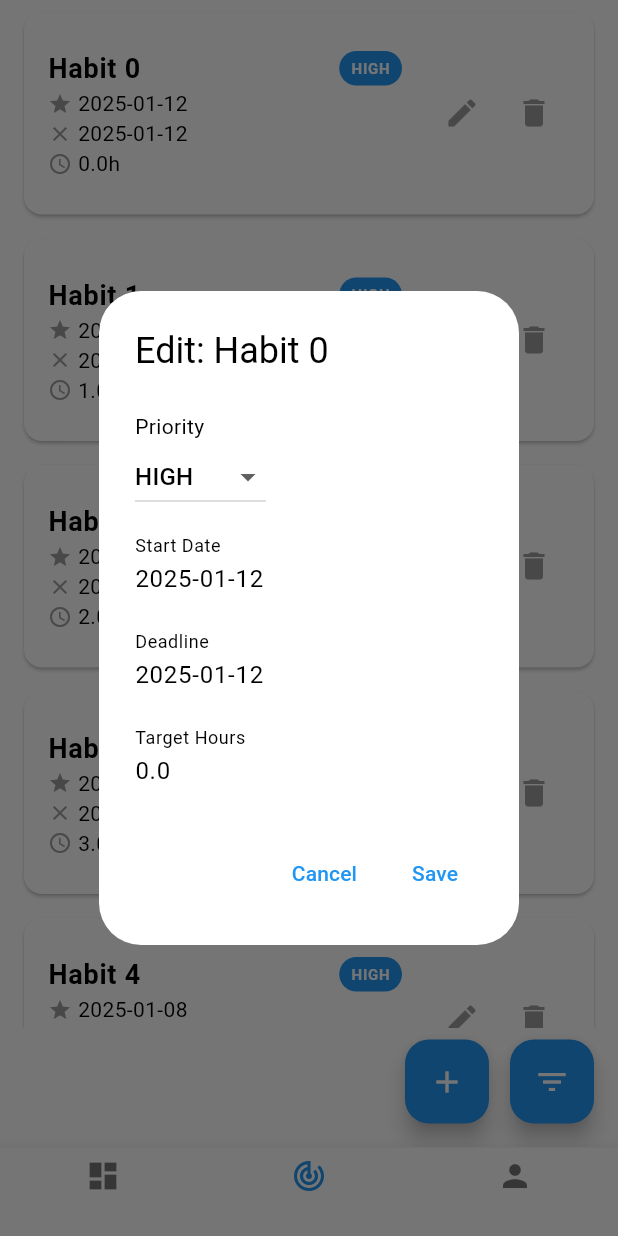
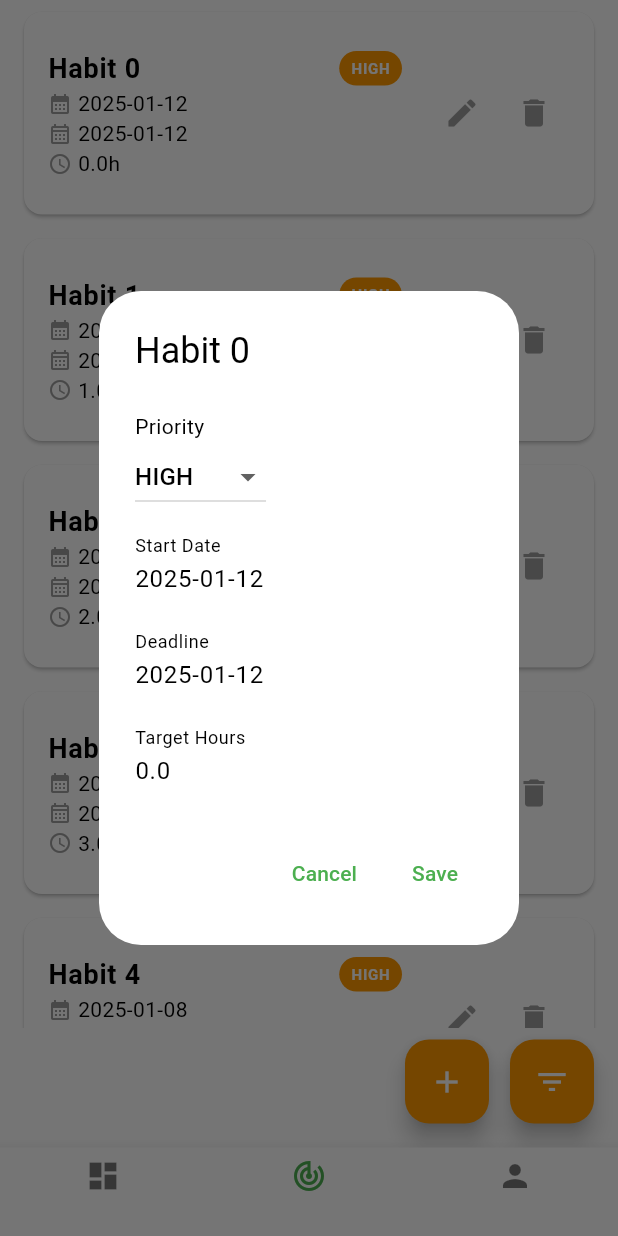
Before and after one commit to sk4ndal-commits/habitlyy, a Flutter app: the screen it shows after launch, item 2 of the bottom bar chosen, after a tap on the "edit" icon, on a phone screen of 412 x 824 dp. Run offline on Flutter 3.47's test engine with Material 3 defaults, Android fonts, the phone set to English and light mode, and no system bars; our stand-ins replace get_it.

Commit message:
Set colorscheme

```diff
--- a/lib/homepage/homepage_view.dart
+++ b/lib/homepage/homepage_view.dart
@@ -45,7 +45,7 @@ class _HomePageViewState extends State<HomePageView> {
           ),
         ],
         currentIndex: _selectedIndex,
-        selectedItemColor: Colors.blueAccent[800],
+        selectedItemColor: Colors.green,
         onTap: _onTabSelected,
       ),
     );
--- a/lib/views/habit_view.dart
+++ b/lib/views/habit_view.dart
@@ -31,7 +31,7 @@ class HabitView extends StatelessWidget {
             Container(
               padding: EdgeInsets.symmetric(horizontal: 8.0, vertical: 4.0),
               decoration: BoxDecoration(
-                color: Colors.blue,
+                color: Colors.orange,
                 borderRadius: BorderRadius.circular(12.0),
               ),
               child: Text(
@@ -50,14 +50,14 @@ class HabitView extends StatelessWidget {
           children: [
             Row(
               children: [
-                Icon(Icons.star, size: 16.0, color: Colors.grey),
+                Icon(Icons.calendar_month, size: 16.0, color: Colors.grey),
                 SizedBox(width: 4.0),
                 Text('${habit.startDate.toLocal().toString().split(' ')[0]}'),
               ],
             ),
             Row(
               children: [
-                Icon(Icons.close, size: 16.0, color: Colors.grey),
+                Icon(Icons.calendar_month_outlined, size: 16.0, color: Colors.grey),
                 SizedBox(width: 4.0),
                 Text('${habit.deadline.toLocal().toString().split(' ')[0]}'),
               ],
@@ -113,7 +113,7 @@ class HabitView extends StatelessWidget {
       context: context,
       builder: (BuildContext context) {
         return AlertDialog(
-          title: Text('Edit: ${habit.title}'),
+          title: Text('${habit.title}'),
           content: Column(
             mainAxisSize: MainAxisSize.min,
             crossAxisAlignment: CrossAxisAlignment.start,
@@ -154,12 +154,14 @@ class HabitView extends StatelessWidget {
           actions: <Widget>[
             TextButton(
               child: Text('Cancel'),
+              style: TextButton.styleFrom(foregroundColor: Colors.green),
               onPressed: () {
                 Navigator.of(context).pop();
               },
             ),
             TextButton(
               child: Text('Save'),
+              style: TextButton.styleFrom(foregroundColor: Colors.green),
               onPressed: () {
                 // Update the habit details
                 habit.priority = selectedPriority;
@@ -195,12 +197,14 @@ class HabitView extends StatelessWidget {
           actions: <Widget>[
             TextButton(
               child: Text('No'),
+              style: TextButton.styleFrom(foregroundColor: Colors.green),
               onPressed: () {
                 Navigator.of(context).pop();
               },
             ),
             TextButton(
               child: Text('Yes'),
+              style: TextButton.styleFrom(foregroundColor: Colors.green),
               onPressed: () {
                 onDelete();
                 Navigator.of(context).pop();
--- a/lib/views/habits_list_view.dart
+++ b/lib/views/habits_list_view.dart
@@ -116,12 +116,14 @@ class _HabitsViewState extends State<HabitsView> {
           actions: <Widget>[
             TextButton(
               child: Text('Cancel'),
+              style: TextButton.styleFrom(foregroundColor: Colors.green),
               onPressed: () {
                 Navigator.of(context).pop();
               },
             ),
             TextButton(
               child: Text('Add'),
+              style: TextButton.styleFrom(foregroundColor: Colors.green),
               onPressed: () {
                 final newHabit = TimeInvestmentHabitViewModel(
                   id: DateTime.now().millisecondsSinceEpoch,
@@ -195,6 +197,7 @@ class _HabitsViewState extends State<HabitsView> {
           actions: <Widget>[
             TextButton(
               child: Text('Clear'),
+              style: TextButton.styleFrom(foregroundColor: Colors.green),
               onPressed: () {
                 setState(() {
                   _selectedPriority = null;
@@ -249,6 +252,7 @@ class _HabitsViewState extends State<HabitsView> {
             alignment: Alignment.bottomRight,
             child: FloatingActionButton(
               onPressed: _showFilterDialog,
+              backgroundColor: Colors.orange,
               child: Icon(Icons.filter_list),
             ),
           ),
@@ -257,6 +261,7 @@ class _HabitsViewState extends State<HabitsView> {
             child: Align(
               alignment: Alignment.bottomRight,
               child: FloatingActionButton(
+                backgroundColor: Colors.orange,
                 onPressed: _addHabit,
                 child: Icon(Icons.add),
               ),
```
